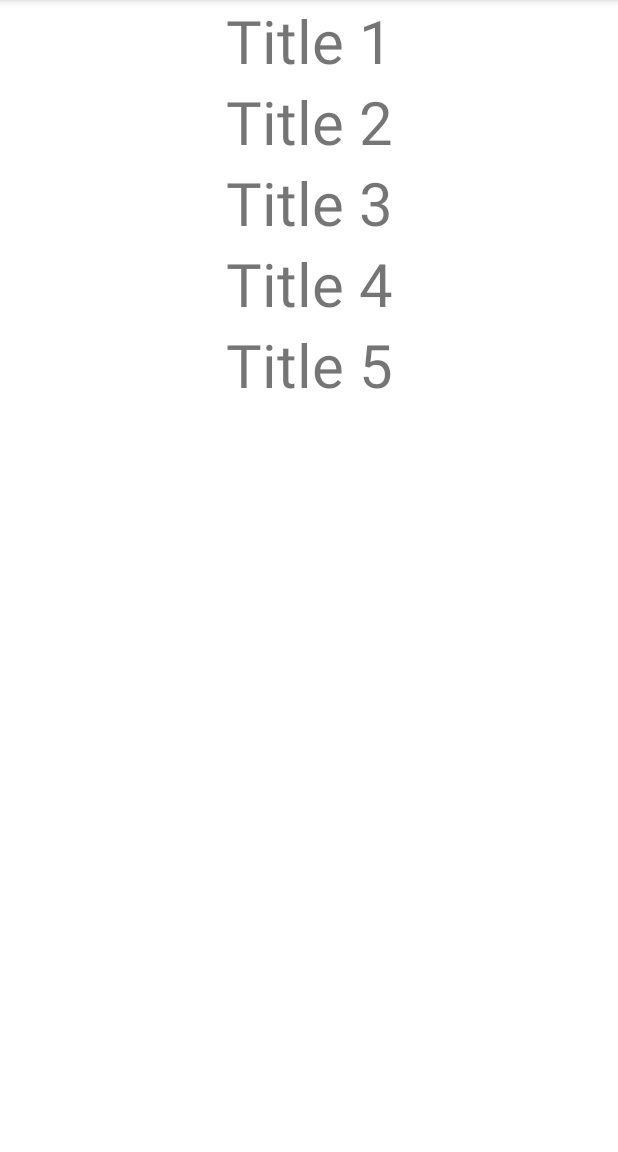
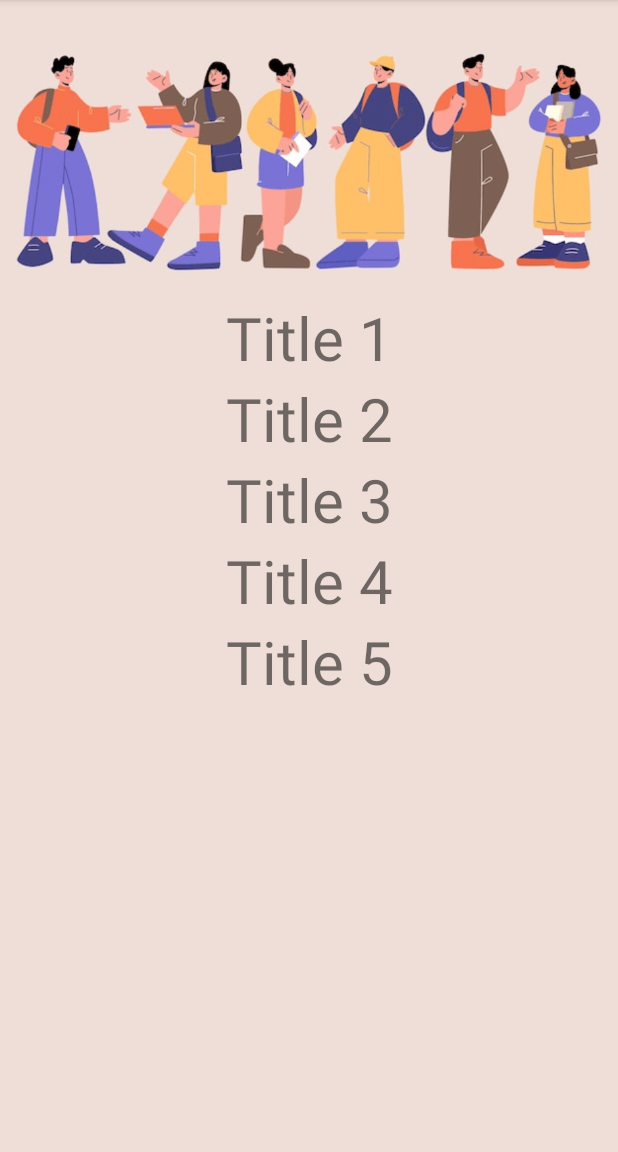
Before and after one commit to AlexYach1973/MyNotes, an Android app: the screen it shows after launch (MainActivity), on a phone screen of 412 x 824 dp, the part 84-1236 px from its top. Run offline under Robolectric (Android 15) with nearby library versions, the phone set to English and light mode, and no system bars.

Commit message:
Lesson 7

```diff
--- /dev/null
+++ b/app/src/main/java/com/alexyach/geekbrains/android/mynotes/ImageChildFragment.java
@@ -0,0 +1,20 @@
+package com.alexyach.geekbrains.android.mynotes;
+
+import android.os.Bundle;
+
+import androidx.fragment.app.Fragment;
+
+import android.view.LayoutInflater;
+import android.view.View;
+import android.view.ViewGroup;
+
+public class ImageChildFragment extends Fragment {
+
+
+    @Override
+    public View onCreateView(LayoutInflater inflater, ViewGroup container,
+                             Bundle savedInstanceState) {
+        // Inflate the layout for this fragment
+        return inflater.inflate(R.layout.fragment_image_child, container, false);
+    }
+}
--- a/app/src/main/java/com/alexyach/geekbrains/android/mynotes/NoteListFragment.java
+++ b/app/src/main/java/com/alexyach/geekbrains/android/mynotes/NoteListFragment.java
@@ -34,6 +34,12 @@ public class NoteListFragment extends Fragment {
     @Override
     public void onViewCreated(@NonNull View view, @Nullable Bundle savedInstanceState) {
         super.onViewCreated(view, savedInstanceState);
+
+        // Установка картинки из ChildFragmenta
+        getChildFragmentManager()
+                .beginTransaction()
+                .replace(R.id.image_child_container, new ImageChildFragment())
+                .commit();
 
         // Восстановление текущей позиции
         if (savedInstanceState != null) {
--- /dev/null
+++ b/app/src/main/res/layout/fragment_image_child.xml
@@ -0,0 +1,17 @@
+<?xml version="1.0" encoding="utf-8"?>
+<FrameLayout xmlns:android="http://schemas.android.com/apk/res/android"
+    xmlns:tools="http://schemas.android.com/tools"
+    android:layout_width="match_parent"
+    android:layout_height="match_parent"
+    tools:context=".ImageChildFragment">
+
+    <ImageView
+        android:id="@+id/image_view_child_fragment"
+        android:layout_width="match_parent"
+        android:layout_height="198dp"
+        android:contentDescription="@string/app_name"
+        android:scaleType="fitStart"
+        android:src="@drawable/picture" />
+
+
+</FrameLayout>
--- a/app/src/main/res/layout/fragment_note_details.xml
+++ b/app/src/main/res/layout/fragment_note_details.xml
@@ -4,7 +4,8 @@
     xmlns:android="http://schemas.android.com/apk/res/android"
     xmlns:tools="http://schemas.android.com/tools"
     android:layout_width="match_parent"
-    android:layout_height="wrap_content">
+    android:layout_height="wrap_content"
+    android:background="@color/custom">
 
     <LinearLayout
         android:layout_width="match_parent"
--- a/app/src/main/res/layout/fragment_note_list.xml
+++ b/app/src/main/res/layout/fragment_note_list.xml
@@ -1,12 +1,17 @@
 <?xml version="1.0" encoding="utf-8"?>
-<LinearLayout
-    xmlns:android="http://schemas.android.com/apk/res/android"
+<LinearLayout xmlns:android="http://schemas.android.com/apk/res/android"
     xmlns:tools="http://schemas.android.com/tools"
     android:layout_width="match_parent"
     android:layout_height="match_parent"
+    xmlns:app="http://schemas.android.com/apk/res-auto"
     android:orientation="vertical"
-    tools:context=".NoteListFragment">
+    tools:context=".NoteListFragment"
+    android:background="@color/custom">
 
+   <FrameLayout
+       android:id="@+id/image_child_container"
+       android:layout_width="match_parent"
+       android:layout_height="wrap_content"/>
 
 
 </LinearLayout>
--- a/app/src/main/res/values/colors.xml
+++ b/app/src/main/res/values/colors.xml
@@ -3,8 +3,10 @@
     <color name="purple_200">#FFBB86FC</color>
     <color name="purple_500">#FF6200EE</color>
     <color name="purple_700">#FF3700B3</color>
-    <color name="teal_200">#FF03DAC5</color>
+<!--    <color name="teal_200">#FF03DAC5</color>-->
+    <color name="teal_200">#FFEFDED7</color>
     <color name="teal_700">#FF018786</color>
     <color name="black">#FF000000</color>
     <color name="white">#FFFFFFFF</color>
+    <color name="custom">#FFEFDED7</color>
 </resources>
--- a/app/src/main/res/values/strings.xml
+++ b/app/src/main/res/values/strings.xml
@@ -1,4 +1,6 @@
 <resources>
     <string name="app_name">MyNotes</string>
     <string name="hello_blank_fragment">Hello blank fragment</string>
+    <string name="new_notes_button">новая заметка</string>
+
 </resources>
```
Also changed, not shown: app/src/main/res/drawable/picture.png (added).
